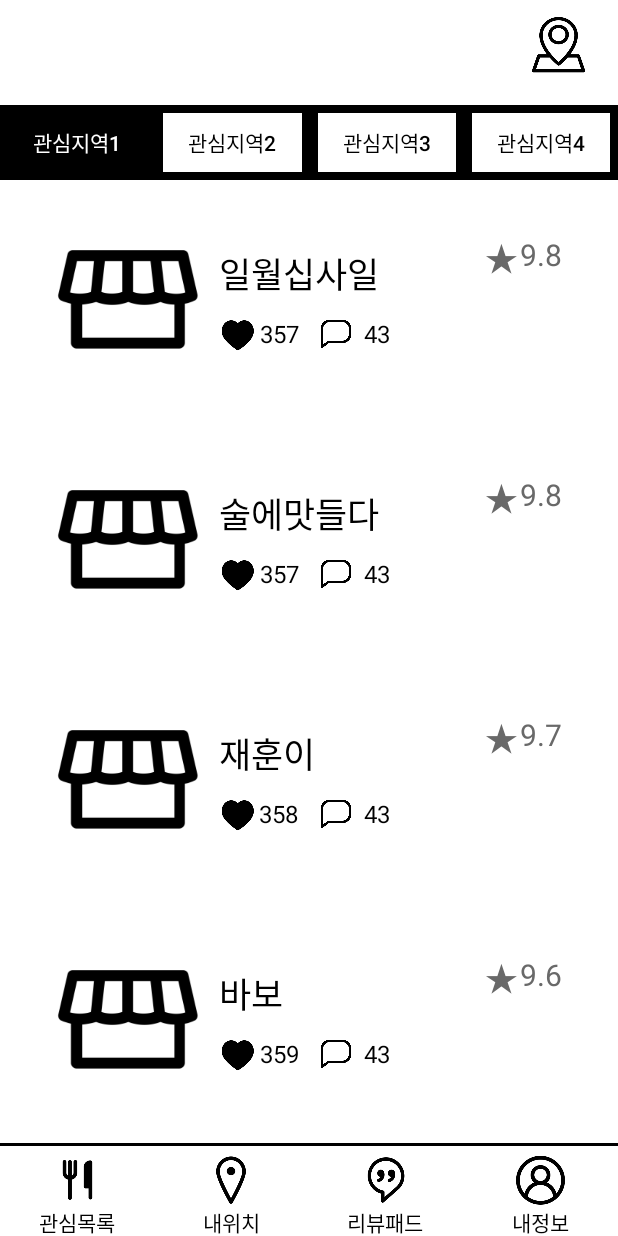
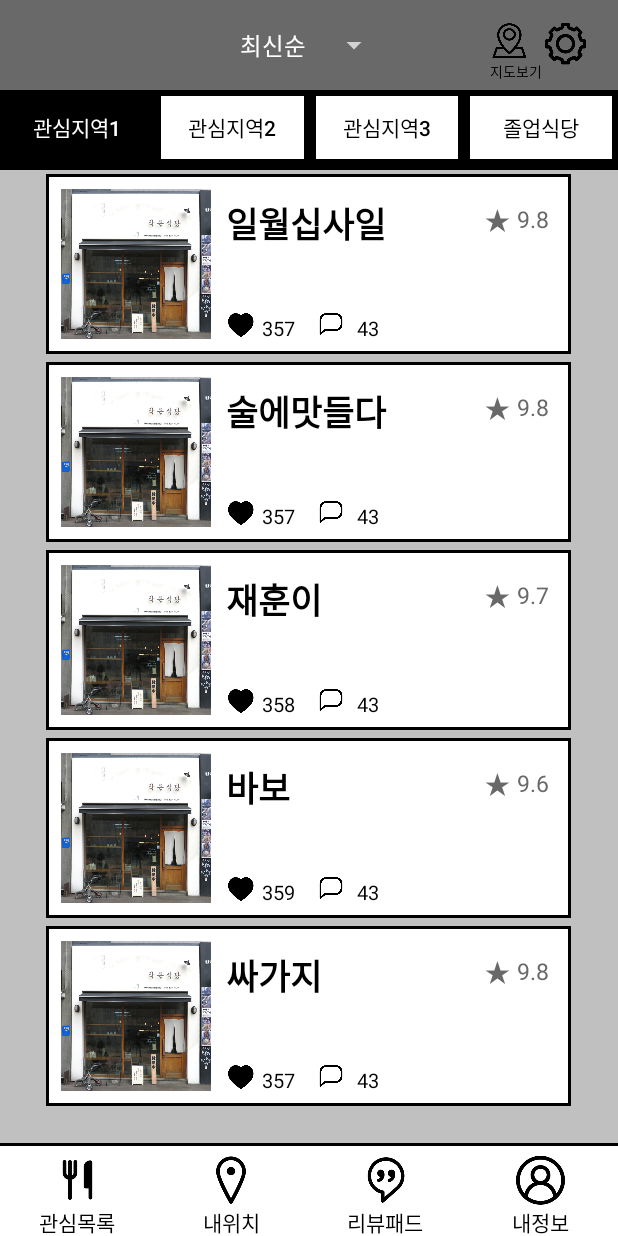
Before and after one commit to SnoopyKim/NewSikDang, an Android app: the screen it shows after launch (MainActivity), on a phone screen of 412 x 824 dp. Run offline under Robolectric (Android 15) with nearby library versions, the phone set to English and light mode, and no system bars.

Commit message:
frag1 edit

```diff
--- a/app/src/main/res/drawable/stroke.xml
+++ b/app/src/main/res/drawable/stroke2.xml
@@ -5,6 +5,6 @@
     <solid android:color="#FFFFFF" />
     <stroke
         android:color="#000000"
-        android:width="5dp"
+        android:width="2dp"
         />
 </shape>
--- /dev/null
+++ b/app/src/main/res/drawable/stroke4.xml
@@ -0,0 +1,10 @@
+<?xml version="1.0" encoding="utf-8"?>
+<shape xmlns:android="http://schemas.android.com/apk/res/android"
+    android:padding="0dp"
+    android:shape="rectangle" >
+    <solid android:color="#FFFFFF" />
+    <stroke
+        android:color="#000000"
+        android:width="4dp"
+        />
+</shape>
--- a/app/src/main/res/layout/activity_main.xml
+++ b/app/src/main/res/layout/activity_main.xml
@@ -24,7 +24,6 @@
 
     <!--목록바-->
         <View
-            android:id="@+id/frag4_middle_line"
             android:layout_width="match_parent"
             android:layout_height="2dp"
             android:background="#000000"
--- a/app/src/main/res/layout/activity_reslist.xml
+++ b/app/src/main/res/layout/activity_reslist.xml
@@ -3,20 +3,21 @@
     xmlns:app="http://schemas.android.com/apk/res-auto"
     xmlns:tools="http://schemas.android.com/tools"
     android:layout_width="match_parent"
-    android:layout_height="160dp"
+    android:layout_height="125dp"
     tools:context=".ReslistActivity">
     <RelativeLayout
-        android:layout_width="360dp"
-        android:layout_height="150dp"
-        android:background="#FFFFFF"
+        android:layout_width="350dp"
+        android:layout_height="120dp"
+        android:background="@drawable/stroke2"
         android:layout_centerInParent="true">
         <ImageView
             android:id="@+id/resimg"
             android:layout_width="100dp"
             android:layout_height="100dp"
+            android:layout_centerVertical="true"
             android:layout_marginLeft="10dp"
-            android:layout_centerVertical="true"
-            android:src="@drawable/shop_blank"
+            android:src="@drawable/restaurant"
+            android:scaleType="centerCrop"
             />
        <TextView
            android:id="@+id/restxt1"
@@ -24,34 +25,34 @@
            android:layout_height="wrap_content"
            android:textSize="23dp"
            android:textColor="#000000"
-           android:layout_marginTop="40dp"
-           android:layout_marginBottom="10dp"
+           android:layout_marginTop="15dp"
            android:layout_marginLeft="10dp"
+           android:textStyle="bold"
            android:layout_toRightOf="@+id/resimg"
            />
         <ImageView
             android:id="@+id/heart"
-            android:layout_width="25dp"
-            android:layout_height="25dp"
-            android:layout_below="@+id/restxt1"
+            android:layout_width="20dp"
+            android:layout_height="20dp"
             android:layout_alignLeft="@+id/restxt1"
+            android:layout_alignBottom="@+id/resimg"
             android:background="@drawable/heart_fill"
             />
         <TextView
             android:id="@+id/restxt2"
             android:layout_width="30dp"
             android:layout_height="25dp"
-            android:textSize="16dp"
+            android:textSize="13dp"
             android:textColor="#000000"
             android:gravity="center"
-            android:layout_below="@+id/restxt1"
             android:layout_toRightOf="@+id/heart"
+            android:layout_alignTop="@+id/heart"
             />
         <ImageView
             android:id="@+id/txt"
-            android:layout_width="25dp"
-            android:layout_height="25dp"
-            android:layout_below="@+id/restxt1"
+            android:layout_width="20dp"
+            android:layout_height="20dp"
+            android:layout_alignTop="@+id/heart"
             android:layout_toRightOf="@+id/restxt2"
             android:layout_marginLeft="10dp"
             android:padding="2dp"
@@ -61,10 +62,10 @@
             android:id="@+id/restxt3"
             android:layout_width="30dp"
             android:layout_height="25dp"
-            android:textSize="16dp"
+            android:textSize="13dp"
             android:textColor="#000000"
             android:gravity="center"
-            android:layout_below="@+id/restxt1"
+            android:layout_alignTop="@+id/heart"
             android:layout_toRightOf="@+id/txt"
             />
 
@@ -73,21 +74,21 @@
             android:layout_width="wrap_content"
             android:layout_height="wrap_content"
             android:textColor="#696969"
-            android:textSize="26dp"
+            android:textSize="20dp"
             android:gravity="center"
             android:layout_toLeftOf="@+id/restxt4"
-            android:layout_marginTop="28dp"
+            android:layout_marginTop="15dp"
             android:text="★"
             />
         <TextView
             android:id="@+id/restxt4"
             android:layout_width="30dp"
             android:layout_height="30dp"
-            android:textSize="20dp"
+            android:textSize="15dp"
             android:textColor="#696969"
             android:gravity="center"
             android:layout_alignParentRight="true"
-            android:layout_marginTop="30dp"
+            android:layout_marginTop="15dp"
             android:layout_marginRight="10dp"
             />
     </RelativeLayout>
--- a/app/src/main/res/layout/onefragment.xml
+++ b/app/src/main/res/layout/onefragment.xml
@@ -4,44 +4,59 @@
     xmlns:tools="http://schemas.android.com/tools"
     android:layout_width="match_parent"
     android:layout_height="match_parent"
-    tools:context=".OneFragment">
+    tools:context=".OneFragment"
+    android:background="#696969">
 
+    <RelativeLayout
+        android:id="@+id/frag1_top"
+        android:layout_width="match_parent"
+        android:layout_height="60dp">
     <Spinner
         android:id="@+id/spinner"
         android:entries="@array/arr"
         android:layout_width="wrap_content"
         android:layout_height="wrap_content"
-        android:layout_centerHorizontal="true"
-        android:layout_marginTop="30dp"
+        android:layout_centerInParent="true"
         android:layout_marginLeft="20dp"
+        />
+    <ImageButton
+        android:id="@+id/frag1_setting"
+        android:layout_width="30dp"
+        android:layout_height="30dp"
+        android:background="@drawable/setting_blank"
+        android:layout_alignParentRight="true"
+        android:layout_centerInParent="true"
+        android:layout_marginTop="20dp"
+        android:layout_marginRight="20dp"
         />
 
     <ImageButton
-        android:id="@+id/mapview"
-        android:layout_width="40dp"
-        android:layout_height="40dp"
+        android:id="@+id/frag1_mapview"
+        android:layout_width="25dp"
+        android:layout_height="25dp"
         android:background="@drawable/mapview"
-        android:layout_alignParentRight="true"
-        android:layout_marginTop="10dp"
-        android:layout_marginRight="20dp"
-        />
+        android:layout_toLeftOf="@+id/frag1_setting"
+        android:layout_alignTop="@+id/frag1_setting"
+        android:layout_marginRight="10dp"/>
 
     <TextView
         android:layout_width="45dp"
         android:layout_height="20dp"
-        android:layout_below="@+id/mapview"
-        android:layout_alignLeft="@+id/mapview"
-        android:textSize="12dp"
+        android:layout_below="@+id/frag1_mapview"
+        android:layout_alignLeft="@+id/frag1_mapview"
+        android:textSize="9dp"
+        android:textColor="#000000"
         android:text="지도보기"
         />
+    </RelativeLayout>
 
-    <!--탑바-->
+    <!--관심목록바-->
     <LinearLayout
-        android:id="@+id/frag1_top"
-        android:layout_marginTop="70dp"
+        android:id="@+id/frag1_middle"
         android:layout_width="match_parent"
         android:layout_height="50dp"
         android:padding="0dp"
+        android:layout_below="@+id/frag1_top"
         >
         <Button
             android:id="@+id/btn1"
@@ -57,7 +72,7 @@
             android:layout_height="50dp"
             android:layout_weight="1"
             android:textColor="#000000"
-            android:background="@drawable/stroke"
+            android:background="@drawable/stroke4"
             android:text="관심지역2" />
         <Button
             android:id="@+id/btn3"
@@ -65,7 +80,7 @@
             android:layout_height="50dp"
             android:layout_weight="1"
             android:textColor="#000000"
-            android:background="@drawable/stroke"
+            android:background="@drawable/stroke4"
             android:text="관심지역3" />
         <Button
             android:id="@+id/btn4"
@@ -73,16 +88,23 @@
             android:layout_height="50dp"
             android:layout_weight="1"
             android:textColor="#000000"
-            android:background="@drawable/stroke"
-            android:text="관심지역4" />
+            android:background="@drawable/stroke4"
+            android:text="졸업식당" />
     </LinearLayout>
+    <View
+        android:id="@+id/frag1_middle_line"
+        android:layout_width="match_parent"
+        android:layout_height="3dp"
+        android:background="#000000"
+        android:layout_below="@+id/frag1_middle"/>
 
     <!--식당목록-->
         <android.support.v7.widget.RecyclerView
             android:id="@+id/recycler1"
             android:layout_width="match_parent"
             android:layout_height="match_parent"
-            android:layout_below="@+id/frag1_top"
+            android:layout_below="@+id/frag1_middle_line"
+            android:background="#C0C0C0"
             >
         </android.support.v7.widget.RecyclerView>
 
--- a/app/src/main/res/layout/threefragment.xml
+++ b/app/src/main/res/layout/threefragment.xml
@@ -28,7 +28,7 @@
             android:layout_height="50dp"
             android:layout_weight="1"
             android:textColor="#000000"
-            android:background="@drawable/stroke"
+            android:background="@drawable/stroke4"
             android:text="관심지역2" />
         <Button
             android:id="@+id/btn3"
@@ -36,7 +36,7 @@
             android:layout_height="50dp"
             android:layout_weight="1"
             android:textColor="#000000"
-            android:background="@drawable/stroke"
+            android:background="@drawable/stroke4"
             android:text="관심지역3" />
         <Button
             android:id="@+id/btn4"
@@ -44,7 +44,7 @@
             android:layout_height="50dp"
             android:layout_weight="1"
             android:textColor="#000000"
-            android:background="@drawable/stroke"
+            android:background="@drawable/stroke4"
             android:text="관심지역4" />
     </LinearLayout>
 
```
Also changed, not shown: app/src/main/res/drawable/restaurant.png (added).
